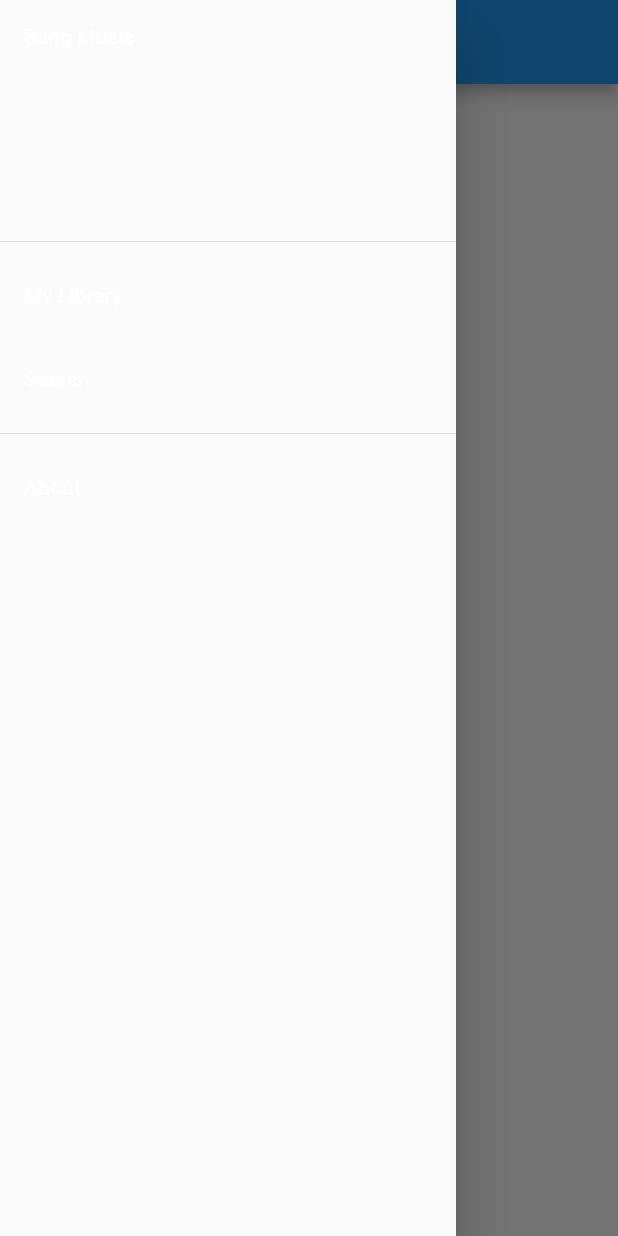
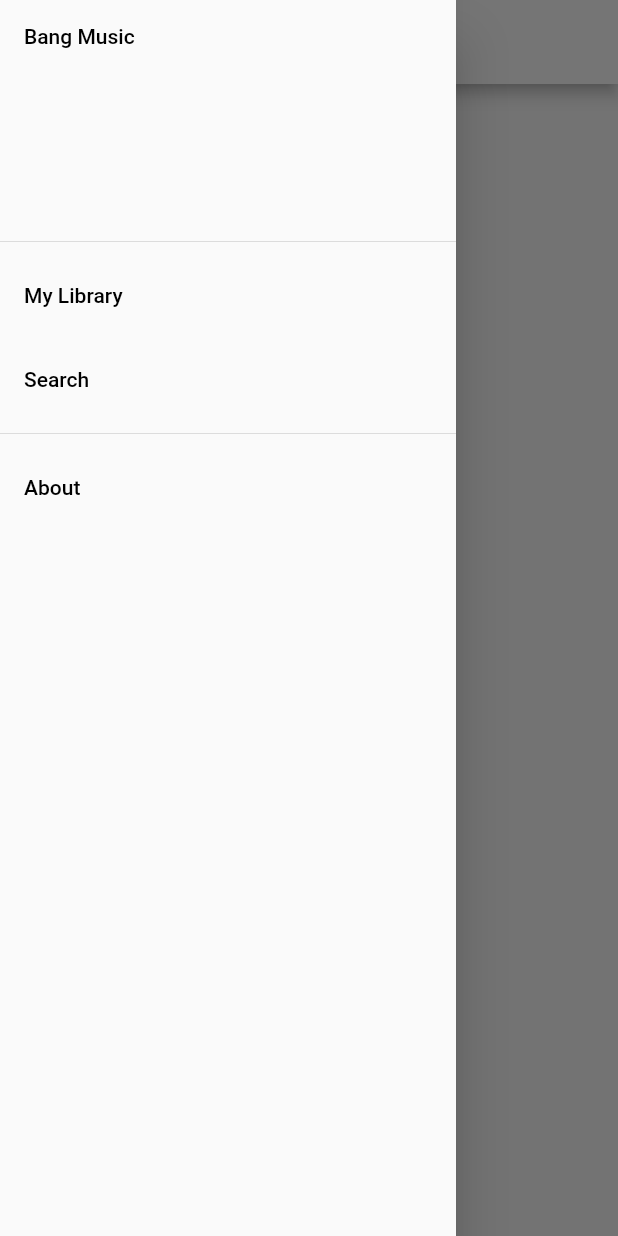
Before and after one commit to the-bang-project/project-bang-music, a Flutter app: the screen it shows after launch, with the side drawer open, on a phone screen of 412 x 824 dp. Run offline on Flutter 3.47's test engine with Material 2 defaults, Android fonts, the phone set to English and light mode, and no system bars.

Commit message:
Update theme

```diff
--- a/lib/main.dart
+++ b/lib/main.dart
@@ -8,9 +8,9 @@ class MyApp extends StatelessWidget {
     return new MaterialApp(
       title: 'Bang Music',
       theme: new ThemeData(
-        primaryColor: Colors.blue,
+        primaryColor: Colors.white,
         backgroundColor: Colors.white,
-        textTheme: Theme.of(context).textTheme.apply(bodyColor: Colors.white),
+        textTheme: Theme.of(context).textTheme.apply(bodyColor: Colors.black),
       ),
       home: new MyHomePage(),
     );
```
